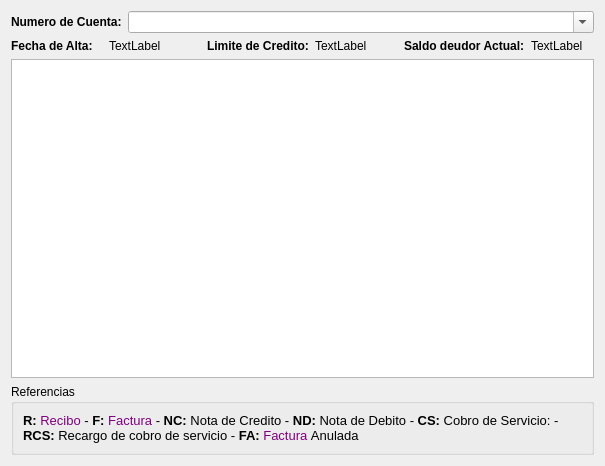
Above: trunk/plugins/CtaCte/FormResumenCtaCteBase.ui from chungote/gestotux before the change. Below: the same form after it.
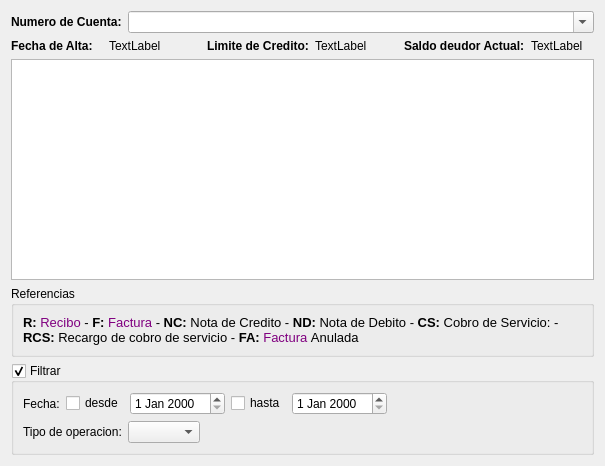
That is the form after the change.

Commit message: - Intentado arreglar problema de parametro con los reportes en sqlite. - Arreglado problema de que los items de una factura emitida no cargaban. - ocultada la fila de pagado en los recibos si el plugin de hicomp esta siendo utilizado. - Agregada capacidad de filtrar registros del resumen de la cuenta corriente. - Agregada capacidad de que el filtro de la cuenta corriente aplicada se aplique al reporte impreso.

```diff
--- a/trunk/plugins/CtaCte/FormResumenCtaCteBase.ui
+++ b/trunk/plugins/CtaCte/FormResumenCtaCteBase.ui
@@ -13,7 +13,7 @@
   <property name="windowTitle">
    <string>Form</string>
   </property>
-  <layout class="QVBoxLayout" name="verticalLayout">
+  <layout class="QVBoxLayout" name="verticalLayout_2">
    <item>
     <layout class="QHBoxLayout" name="horizontalLayout">
      <item>
@@ -144,6 +144,89 @@
      </layout>
     </widget>
    </item>
+   <item>
+    <widget class="QGroupBox" name="GBFiltro">
+     <property name="title">
+      <string>Filtrar</string>
+     </property>
+     <property name="checkable">
+      <bool>true</bool>
+     </property>
+     <layout class="QVBoxLayout" name="verticalLayout">
+      <item>
+       <layout class="QHBoxLayout" name="horizontalLayout_7">
+        <item>
+         <widget class="QLabel" name="label_6">
+          <property name="text">
+           <string>Fecha:</string>
+          </property>
+         </widget>
+        </item>
+        <item>
+         <widget class="QCheckBox" name="CkBDesde">
+          <property name="text">
+           <string>desde</string>
+          </property>
+         </widget>
+        </item>
+        <item>
+         <widget class="QDateEdit" name="DEDesde"/>
+        </item>
+        <item>
+         <widget class="QCheckBox" name="CkBHasta">
+          <property name="text">
+           <string>hasta</string>
+          </property>
+         </widget>
+        </item>
+        <item>
+         <widget class="QDateEdit" name="DEHasta"/>
+        </item>
+        <item>
+         <spacer name="horizontalSpacer">
+          <property name="orientation">
+           <enum>Qt::Horizontal</enum>
+          </property>
+          <property name="sizeHint" stdset="0">
+           <size>
+            <width>40</width>
+            <height>20</height>
+           </size>
+          </property>
+         </spacer>
+        </item>
+       </layout>
+      </item>
+      <item>
+       <layout class="QHBoxLayout" name="horizontalLayout_6">
+        <item>
+         <widget class="QLabel" name="label_7">
+          <property name="text">
+           <string>Tipo de operacion:</string>
+          </property>
+         </widget>
+        </item>
+        <item>
+         <widget class="QComboBox" name="CBTipo"/>
+        </item>
+        <item>
+         <spacer name="horizontalSpacer_2">
+          <property name="orientation">
+           <enum>Qt::Horizontal</enum>
+          </property>
+          <property name="sizeHint" stdset="0">
+           <size>
+            <width>40</width>
+            <height>20</height>
+           </size>
+          </property>
+         </spacer>
+        </item>
+       </layout>
+      </item>
+     </layout>
+    </widget>
+   </item>
   </layout>
  </widget>
  <resources/>
```
Left out of the diff: 35 changed lines with no effect on the pictures. The commit also changes 13 other files.
